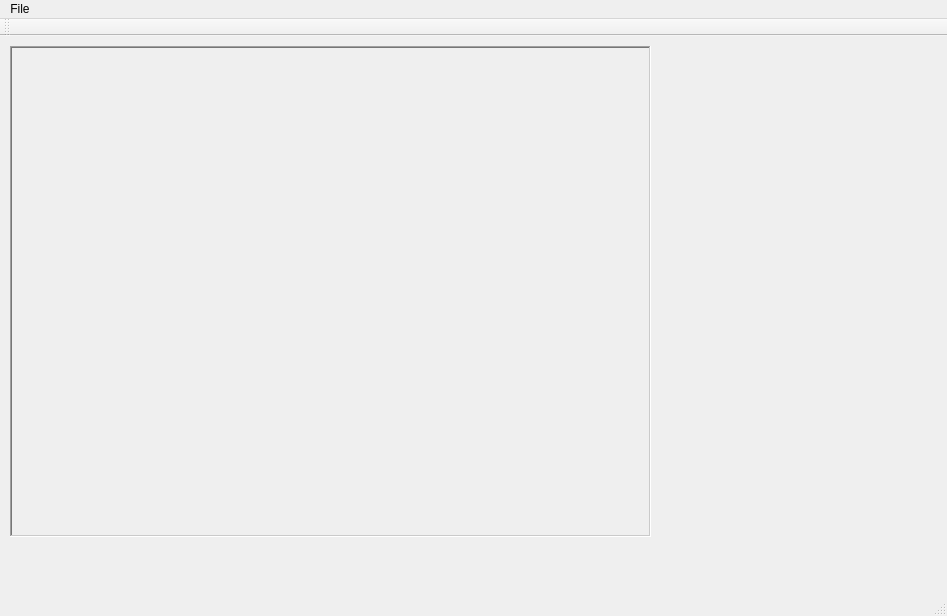
First picture: the form in C++/QT_Projects/SecurityCamera/EyesOn/Solution/mainwindow.ui, repository msurguy/raspberry_pi, before the edit.
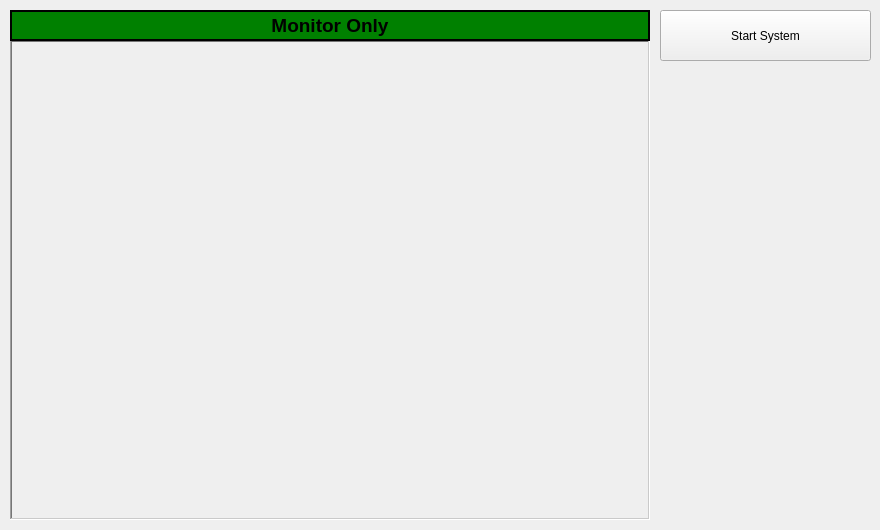
Second picture: the form after the edit.

Patch:
```diff
--- a/C++/QT_Projects/SecurityCamera/EyesOn/Solution/mainwindow.ui
+++ b/C++/QT_Projects/SecurityCamera/EyesOn/Solution/mainwindow.ui
@@ -6,21 +6,30 @@
    <rect>
     <x>0</x>
     <y>0</y>
-    <width>947</width>
-    <height>616</height>
+    <width>880</width>
+    <height>530</height>
    </rect>
   </property>
   <property name="windowTitle">
-   <string>MainWindow</string>
+   <string>Eyes On Security System</string>
+  </property>
+  <property name="autoFillBackground">
+   <bool>false</bool>
+  </property>
+  <property name="styleSheet">
+   <string notr="true"/>
   </property>
   <widget class="QWidget" name="centralWidget">
+   <property name="autoFillBackground">
+    <bool>true</bool>
+   </property>
    <widget class="QLabel" name="lblCurrentImage">
     <property name="geometry">
      <rect>
       <x>10</x>
-      <y>10</y>
-      <width>641</width>
-      <height>491</height>
+      <y>40</y>
+      <width>640</width>
+      <height>480</height>
      </rect>
     </property>
     <property name="frameShape">
@@ -36,45 +45,56 @@
      <string/>
     </property>
    </widget>
-  </widget>
-  <widget class="QMenuBar" name="menuBar">
-   <property name="geometry">
-    <rect>
-     <x>0</x>
-     <y>0</y>
-     <width>947</width>
-     <height>27</height>
-    </rect>
-   </property>
-   <widget class="QMenu" name="menuTest">
-    <property name="title">
-     <string>File</string>
+   <widget class="QLabel" name="lblCurrentImageText">
+    <property name="geometry">
+     <rect>
+      <x>10</x>
+      <y>10</y>
+      <width>640</width>
+      <height>31</height>
+     </rect>
     </property>
-    <addaction name="actionStart_System"/>
-    <addaction name="separator"/>
-    <addaction name="actionExit_2"/>
+    <property name="font">
+     <font>
+      <pointsize>14</pointsize>
+      <weight>75</weight>
+      <bold>true</bold>
+     </font>
+    </property>
+    <property name="autoFillBackground">
+     <bool>false</bool>
+    </property>
+    <property name="styleSheet">
+     <string notr="true">background-color: green;
+color: rgb(0, 0, 0);</string>
+    </property>
+    <property name="frameShape">
+     <enum>QFrame::WinPanel</enum>
+    </property>
+    <property name="text">
+     <string>Monitor Only</string>
+    </property>
+    <property name="alignment">
+     <set>Qt::AlignCenter</set>
+    </property>
+    <property name="textInteractionFlags">
+     <set>Qt::NoTextInteraction</set>
+    </property>
    </widget>
-   <addaction name="menuTest"/>
+   <widget class="QPushButton" name="btnStartSystem">
+    <property name="geometry">
+     <rect>
+      <x>660</x>
+      <y>10</y>
+      <width>211</width>
+      <height>51</height>
+     </rect>
+    </property>
+    <property name="text">
+     <string>Start System</string>
+    </property>
+   </widget>
   </widget>
-  <widget class="QToolBar" name="mainToolBar">
-   <attribute name="toolBarArea">
-    <enum>TopToolBarArea</enum>
-   </attribute>
-   <attribute name="toolBarBreak">
-    <bool>false</bool>
-   </attribute>
-  </widget>
-  <widget class="QStatusBar" name="statusBar"/>
-  <action name="actionStart_System">
-   <property name="text">
-    <string>Start System</string>
-   </property>
-  </action>
-  <action name="actionExit_2">
-   <property name="text">
-    <string>Exit</string>
-   </property>
-  </action>
  </widget>
  <layoutdefault spacing="6" margin="11"/>
  <resources/>
```
Left out of the diff: 3 changed lines with no effect on the pictures.
